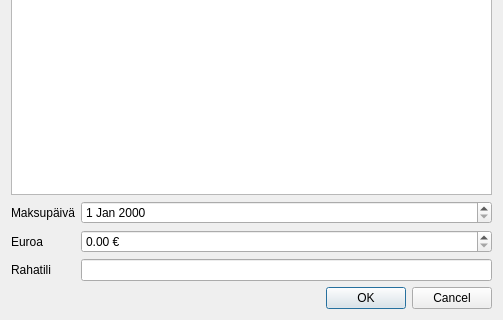
The window that kitupiikki/laskutus/laskunmaksudialogi.ui (artoh/kitupiikki) describes before a commit, drawn with Qt 5; both pictures show x 0 to 503 and y 143 to 463 of the 503 by 463 pixel window.
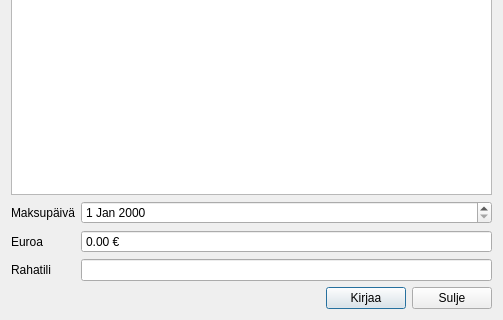
The same window after the commit. Icons and pictures are not drawn. Custom widgets are drawn as their Qt base class.

The edit to the form file:
```diff
--- a/kitupiikki/laskutus/laskunmaksudialogi.ui
+++ b/kitupiikki/laskutus/laskunmaksudialogi.ui
@@ -42,6 +42,9 @@
      </item>
      <item row="1" column="1">
       <widget class="QDoubleSpinBox" name="euroSpin">
+       <property name="buttonSymbols">
+        <enum>QAbstractSpinBox::NoButtons</enum>
+       </property>
        <property name="prefix">
         <string/>
        </property>
@@ -66,14 +69,35 @@
     </layout>
    </item>
    <item>
-    <widget class="QDialogButtonBox" name="buttonBox">
-     <property name="orientation">
-      <enum>Qt::Horizontal</enum>
-     </property>
-     <property name="standardButtons">
-      <set>QDialogButtonBox::Cancel|QDialogButtonBox::Ok</set>
-     </property>
-    </widget>
+    <layout class="QHBoxLayout" name="horizontalLayout">
+     <item>
+      <spacer name="horizontalSpacer">
+       <property name="orientation">
+        <enum>Qt::Horizontal</enum>
+       </property>
+       <property name="sizeHint" stdset="0">
+        <size>
+         <width>40</width>
+         <height>20</height>
+        </size>
+       </property>
+      </spacer>
+     </item>
+     <item>
+      <widget class="QPushButton" name="kirjaaNappi">
+       <property name="text">
+        <string>Kirjaa</string>
+       </property>
+      </widget>
+     </item>
+     <item>
+      <widget class="QPushButton" name="suljeNappi">
+       <property name="text">
+        <string>Sulje</string>
+       </property>
+      </widget>
+     </item>
+    </layout>
    </item>
   </layout>
  </widget>
```
Left out of the diff: 44 changed lines with no effect on the pictures.
